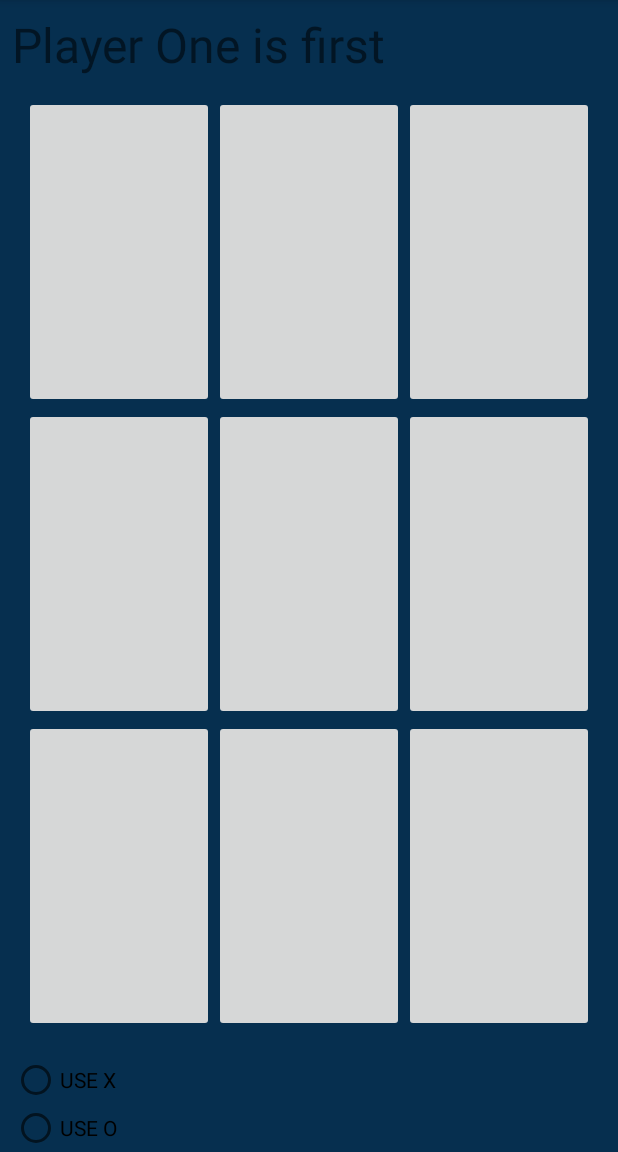
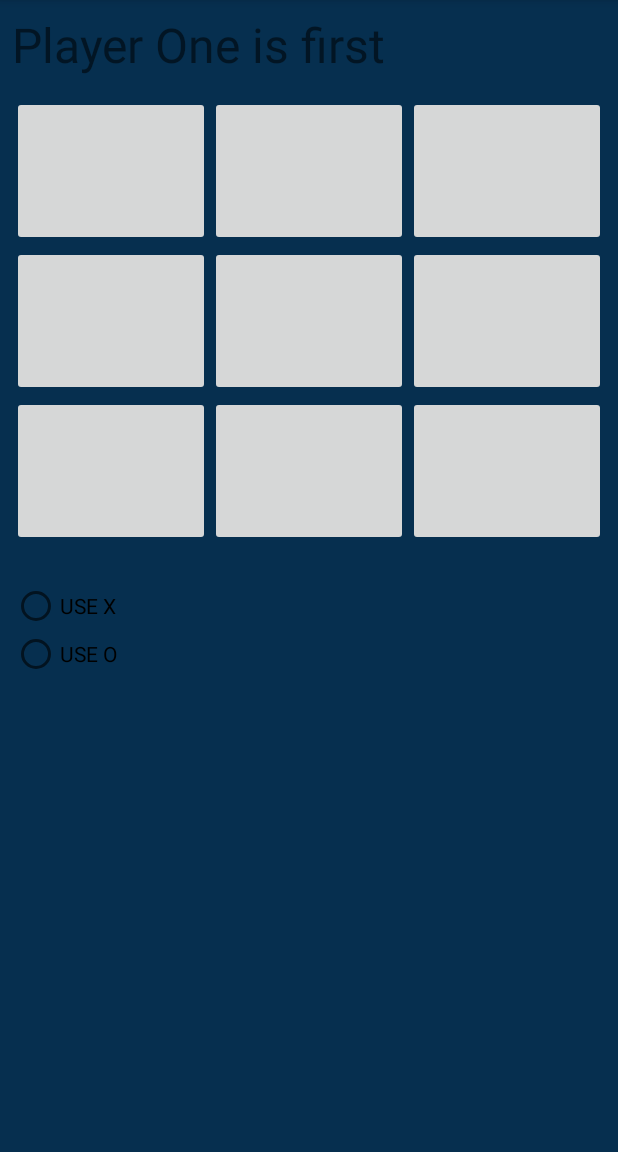
Before and after one commit to Larmstrong1626/Assignment_1, an Android app: the NotaktoActivity screen opened directly, with no data from a screen before it, on a phone screen of 412 x 824 dp, the part 84-1236 px from its top. Run offline under Robolectric (Android 15) with nearby library versions, the phone set to English and light mode, and no system bars.

Commit message:
Updated Notakto activity

```diff
--- a/app/src/main/res/layout/activity_notakto.xml
+++ b/app/src/main/res/layout/activity_notakto.xml
@@ -11,9 +11,9 @@
         android:id="@+id/tableLayout"
         android:layout_width="0dp"
 
-        android:layout_height="624dp"
-        android:layout_marginEnd="16dp"
-        android:layout_marginStart="16dp"
+        android:layout_height="300dp"
+        android:layout_marginEnd="8dp"
+        android:layout_marginStart="8dp"
         android:layout_marginTop="64dp"
         app:layout_constraintEnd_toEndOf="parent"
         app:layout_constraintHorizontal_bias="1.0"
@@ -22,7 +22,7 @@
 
         <TableRow
             android:layout_width="match_parent"
-            android:layout_height="match_parent"
+            android:layout_height="50dp"
             android:layout_weight="3">
 
             <ImageButton
@@ -48,7 +48,7 @@
 
         <TableRow
             android:layout_width="match_parent"
-            android:layout_height="match_parent"
+            android:layout_height="75dp"
             android:layout_weight="3">
 
             <ImageButton
@@ -104,7 +104,7 @@
         android:layout_height="wrap_content"
         android:layout_marginEnd="8dp"
         android:layout_marginStart="8dp"
-        android:layout_marginTop="16dp"
+        android:layout_marginTop="24dp"
         app:layout_constraintEnd_toEndOf="parent"
         app:layout_constraintStart_toStartOf="parent"
         app:layout_constraintTop_toBottomOf="@+id/tableLayout">
@@ -114,8 +114,8 @@
             android:layout_width="match_parent"
             android:layout_height="match_parent"
             android:layout_weight="1"
-            android:textAllCaps="true"
-            android:text="Use X" />
+            android:text="Use X"
+            android:textAllCaps="true" />
 
         <RadioButton
             android:id="@+id/place_o"
```
